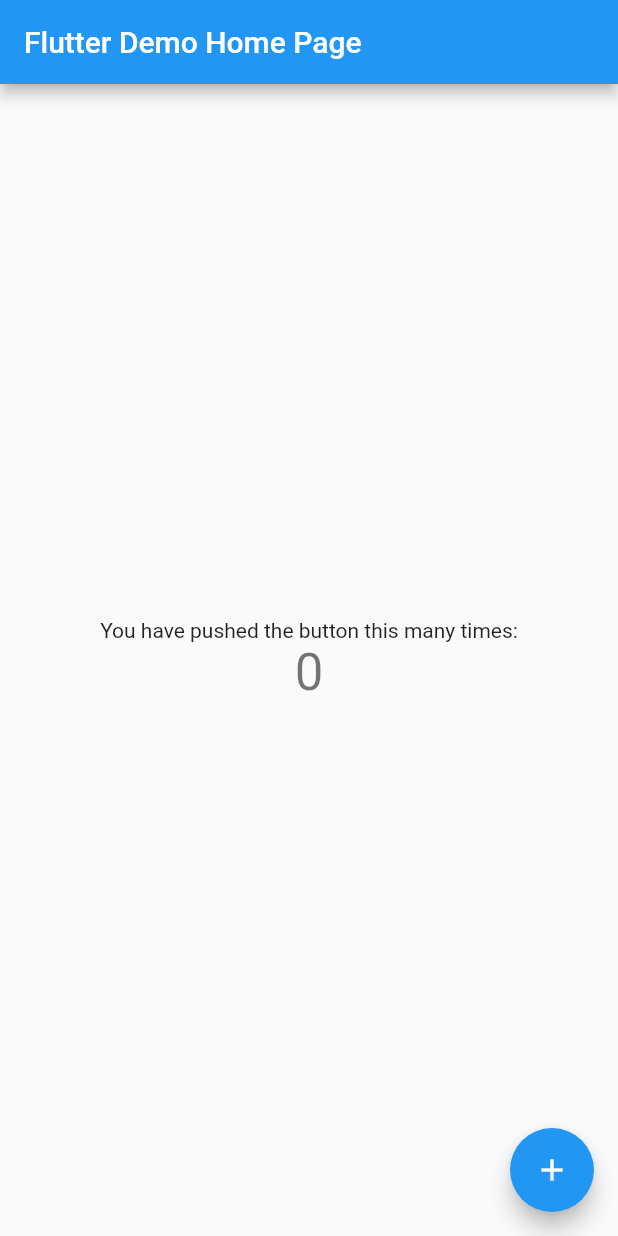
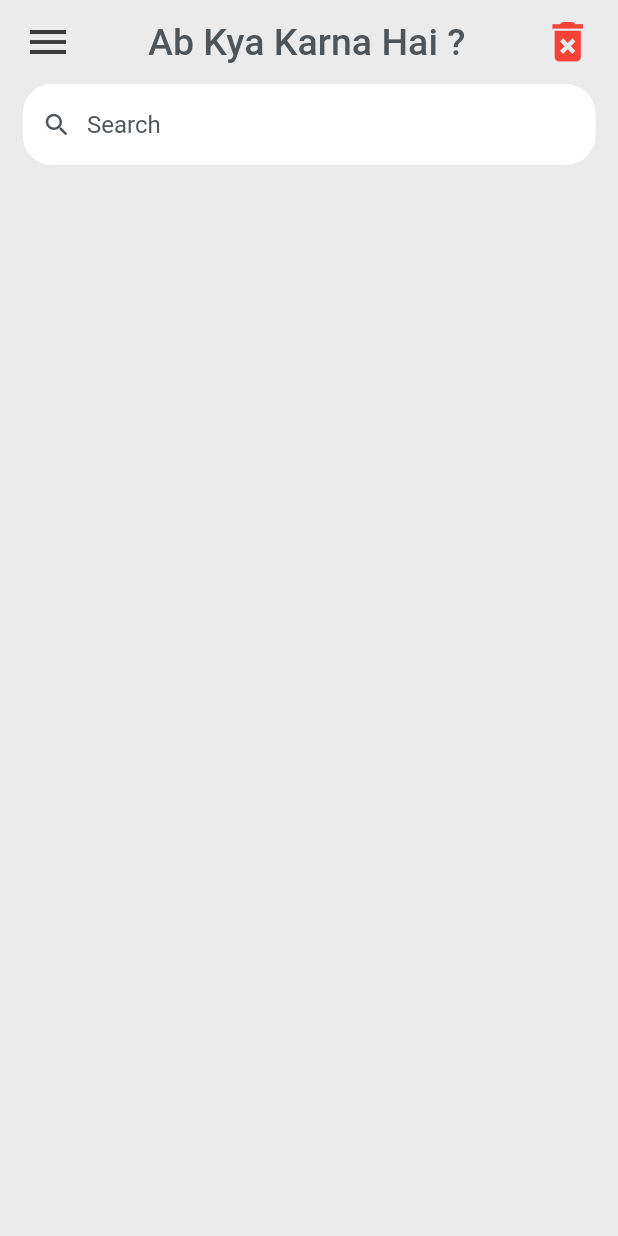
Before and after one commit to Vedansh-Dubey/TODO, a Flutter app: the screen it shows after launch, on a phone screen of 412 x 824 dp. Run offline on Flutter 3.47's test engine with Material 2 defaults, Android fonts, the phone set to English and light mode, and no system bars.

Commit message:
Basic homepage layout

```diff
--- /dev/null
+++ b/lib/constants/colors.dart
@@ -0,0 +1,10 @@
+
+import 'package:flutter/material.dart';
+
+const Color tdRed = Color(0xFFDA4040);
+const Color tdBlue = Color(0xFF5F52EE);
+
+const Color tdBlack = Color(0xFF3A3A3A);
+const Color tdGrey = Color(0xFF717171);
+
+const Color tdBGColor = Color(0xFFEEEFF5);
--- a/lib/main.dart
+++ b/lib/main.dart
@@ -1,4 +1,7 @@
 import 'package:flutter/material.dart';
+import 'package:flutter/services.dart';
+
+import 'screens/homepage.dart';
 
 void main() {
   runApp(const MyApp());
@@ -10,106 +13,12 @@ class MyApp extends StatelessWidget {
   // This widget is the root of your application.
   @override
   Widget build(BuildContext context) {
-    return MaterialApp(
-      title: 'Flutter Demo',
-      theme: ThemeData(
-        // This is the theme of your application.
-        //
-        // Try running your application with "flutter run". You'll see the
-        // application has a blue toolbar. Then, without quitting the app, try
-        // changing the primarySwatch below to Colors.green and then invoke
-        // "hot reload" (press "r" in the console where you ran "flutter run",
-        // or simply save your changes to "hot reload" in a Flutter IDE).
-        // Notice that the counter didn't reset back to zero; the application
-        // is not restarted.
-        primarySwatch: Colors.blue,
-      ),
-      home: const MyHomePage(title: 'Flutter Demo Home Page'),
+    SystemChrome.setSystemUIOverlayStyle(
+     SystemUiOverlayStyle(statusBarColor: Colors.transparent));
+    return const MaterialApp(
+      debugShowCheckedModeBanner: false,
+      title: 'TODO App',
+      home: Home(),
     );
   }
 }
-
-class MyHomePage extends StatefulWidget {
-  const MyHomePage({super.key, required this.title});
-
-  // This widget is the home page of your application. It is stateful, meaning
-  // that it has a State object (defined below) that contains fields that affect
-  // how it looks.
-
-  // This class is the configuration for the state. It holds the values (in this
-  // case the title) provided by the parent (in this case the App widget) and
-  // used by the build method of the State. Fields in a Widget subclass are
-  // always marked "final".
-
-  final String title;
-
-  @override
-  State<MyHomePage> createState() => _MyHomePageState();
-}
-
-class _MyHomePageState extends State<MyHomePage> {
-  int _counter = 0;
-
-  void _incrementCounter() {
-    setState(() {
-      // This call to setState tells the Flutter framework that something has
-      // changed in this State, which causes it to rerun the build method below
-      // so that the display can reflect the updated values. If we changed
-      // _counter without calling setState(), then the build method would not be
-      // called again, and so nothing would appear to happen.
-      _counter++;
-    });
-  }
-
-  @override
-  Widget build(BuildContext context) {
-    // This method is rerun every time setState is called, for instance as done
-    // by the _incrementCounter method above.
-    //
-    // The Flutter framework has been optimized to make rerunning build methods
-    // fast, so that you can just rebuild anything that needs updating rather
-    // than having to individually change instances of widgets.
-    return Scaffold(
-      appBar: AppBar(
-        // Here we take the value from the MyHomePage object that was created by
-        // the App.build method, and use it to set our appbar title.
-        title: Text(widget.title),
-      ),
-      body: Center(
-        // Center is a layout widget. It takes a single child and positions it
-        // in the middle of the parent.
-        child: Column(
-          // Column is also a layout widget. It takes a list of children and
-          // arranges them vertically. By default, it sizes itself to fit its
-          // children horizontally, and tries to be as tall as its parent.
-          //
-          // Invoke "debug painting" (press "p" in the console, choose the
-          // "Toggle Debug Paint" action from the Flutter Inspector in Android
-          // Studio, or the "Toggle Debug Paint" command in Visual Studio Code)
-          // to see the wireframe for each widget.
-          //
-          // Column has various properties to control how it sizes itself and
-          // how it positions its children. Here we use mainAxisAlignment to
-          // center the children vertically; the main axis here is the vertical
-          // axis because Columns are vertical (the cross axis would be
-          // horizontal).
-          mainAxisAlignment: MainAxisAlignment.center,
-          children: <Widget>[
-            const Text(
-              'You have pushed the button this many times:',
-            ),
-            Text(
-              '$_counter',
-              style: Theme.of(context).textTheme.headline4,
-            ),
-          ],
-        ),
-      ),
-      floatingActionButton: FloatingActionButton(
-        onPressed: _incrementCounter,
-        tooltip: 'Increment',
-        child: const Icon(Icons.add),
-      ), // This trailing comma makes auto-formatting nicer for build methods.
-    );
-  }
-}
--- /dev/null
+++ b/lib/screens/homepage.dart
@@ -0,0 +1,84 @@
+import 'package:flutter/material.dart';
+import 'package:flutter/services.dart';
+import 'package:todo/constants/colors.dart';
+
+class Home extends StatelessWidget {
+  const Home({super.key});
+
+  @override
+  Widget build(BuildContext context) {
+    final Color bg = Color.fromARGB(255, 235, 235, 235),
+        dark = const Color.fromARGB(255, 78, 85, 90);
+    return Scaffold(
+      backgroundColor: bg,
+      appBar: _buildAppBar(bg),
+      body: Container(
+        padding: const EdgeInsets.symmetric(horizontal: 15),
+        child: Column(children: [
+          searchBox(),
+        ]),
+      ),
+    );
+  }
+
+  Widget searchBox() {
+    final Color bg = Color.fromARGB(255, 116, 88, 88),
+        dark = const Color.fromARGB(255, 78, 85, 90);
+    return Container(
+      padding: const EdgeInsets.all(3),
+      decoration: BoxDecoration(
+        color: Colors.white,
+        borderRadius: BorderRadius.circular(20),
+      ),
+      child: TextField(
+        decoration: InputDecoration(
+          contentPadding: EdgeInsets.all(6),
+          prefixIcon: Padding(
+            padding: EdgeInsets.symmetric(horizontal: 10),
+            child: Icon(
+              Icons.search_rounded,
+              color: dark,
+              size: 20,
+            ),
+          ),
+          prefixIconConstraints: BoxConstraints(
+            maxHeight: 20,
+            minWidth: 25,
+          ),
+          border: InputBorder.none,
+          hintText: 'Search',
+          hintStyle: TextStyle(color: dark),
+        ),
+      ),
+    );
+  }
+
+  AppBar _buildAppBar(Color bg) {
+    const Color dark = Color.fromARGB(255, 78, 85, 90);
+    return AppBar(
+      backgroundColor: bg,
+      elevation: 0,
+      title: Row(
+          mainAxisAlignment: MainAxisAlignment.spaceBetween,
+          children: const [
+            Icon(
+              Icons.menu,
+              color: tdBlack,
+              size: 32,
+            ),
+            Text(
+              'Ab Kya Karna Hai ?',
+              style: TextStyle(
+                fontSize: 25,
+                color: dark,
+              ),
+            ),
+            Icon(
+              Icons.delete_forever,
+              color: Colors.red,
+              size: 35,
+            ),
+          ]),
+    );
+  }
+}
```
